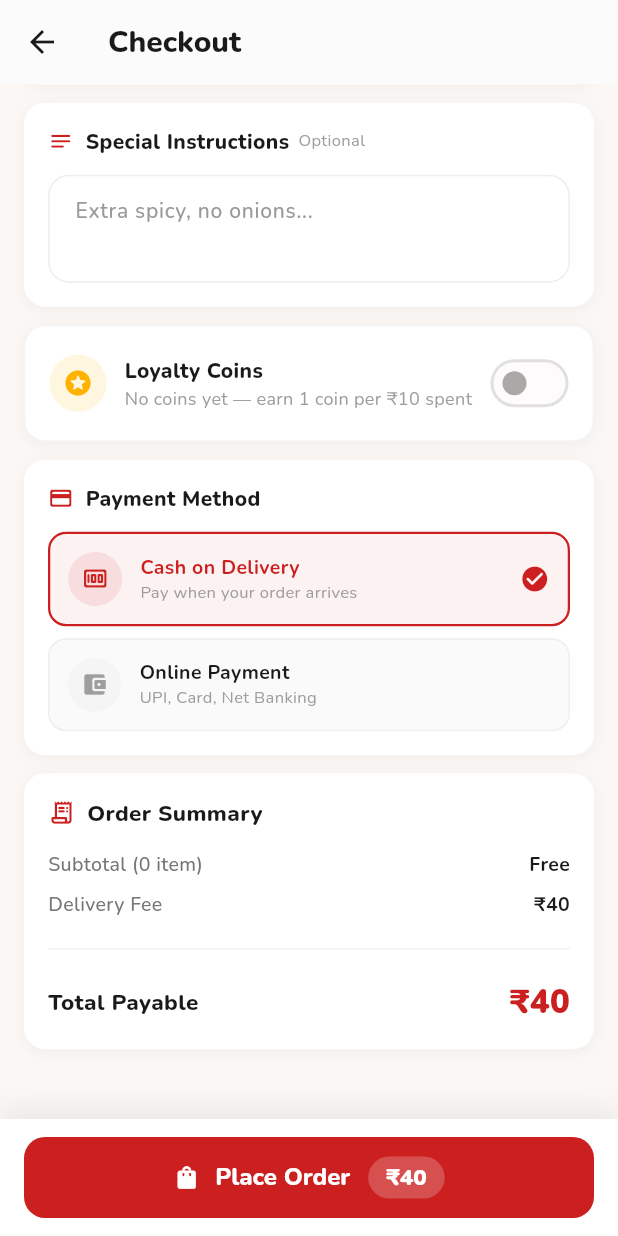
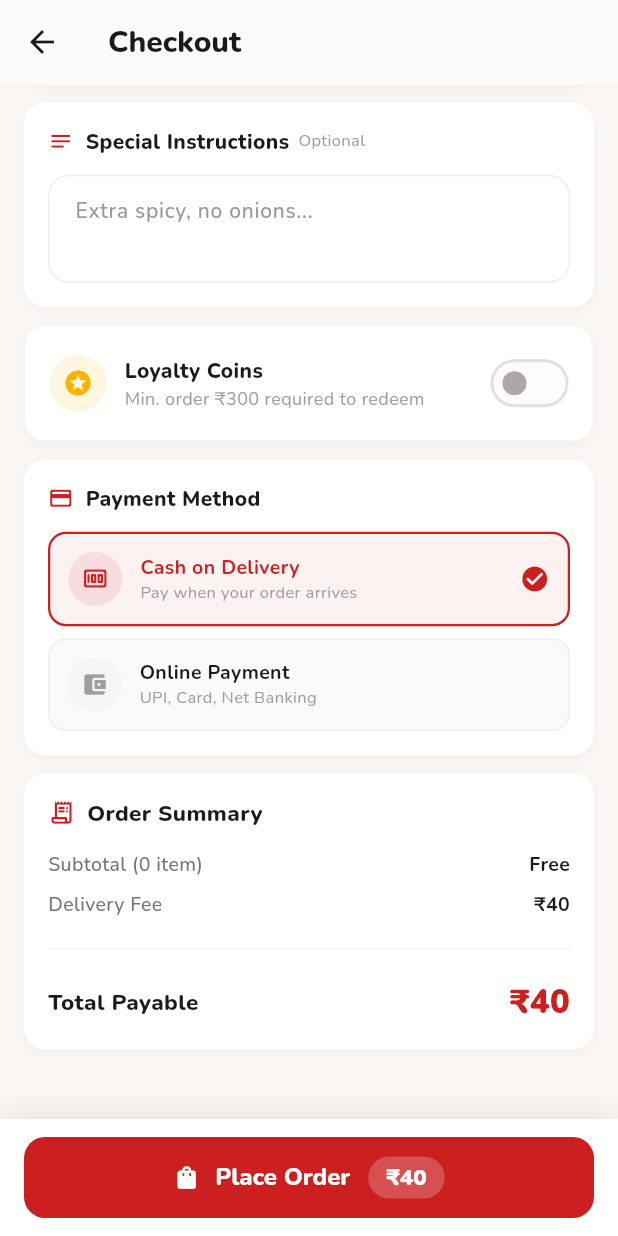
Before and after one commit to Souvik-Ghosh-js/PizzaHapFlutter, a Flutter app: the CheckoutScreen screen opened by its route, scrolled down 513 dp, on a phone screen of 412 x 824 dp. Run offline on Flutter 3.47's test engine with Material 3 defaults, Android fonts, the phone set to English and light mode, and no system bars; our stand-ins replace cached_network_image, flutter_local_notifications, geolocator, google_fonts, pinput, shared_preferences and 3 more; accounts and stored records are empty; network calls fail.

```diff
--- a/lib/models/models.dart
+++ b/lib/models/models.dart
@@ -372,7 +372,8 @@ class Product {
   /// Get effective extra_price for a crust at a given size.
   /// Priority: size-specific > location/default (effectiveExtraPrice).
   double getCrustPrice(CrustType crust, String sizeCode) {
-    final override = crustSizePricing.where((p) => p.crustId == crust.id && p.sizeCode == sizeCode);
+    final override = crustSizePricing.where((p) =>
+        p.crustId == crust.id && p.sizeCode.toLowerCase() == sizeCode.toLowerCase());
     if (override.isNotEmpty) return override.first.extraPrice;
     return crust.effectiveExtraPrice;
   }
@@ -380,7 +381,8 @@ class Product {
   /// Get effective price for a topping at a given size.
   /// Priority: size-specific > location/default (effectivePrice).
   double getToppingPrice(Topping topping, String sizeCode) {
-    final override = toppingSizePricing.where((p) => p.toppingId == topping.id && p.sizeCode == sizeCode);
+    final override = toppingSizePricing.where((p) =>
+        p.toppingId == topping.id && p.sizeCode.toLowerCase() == sizeCode.toLowerCase());
     if (override.isNotEmpty) return override.first.price;
     return topping.effectivePrice;
   }
--- a/lib/screens/cart/checkout_screen.dart
+++ b/lib/screens/cart/checkout_screen.dart
@@ -471,16 +471,20 @@ class _CoinRedemptionCard extends StatelessWidget {
 
   @override
   Widget build(BuildContext context) {
-    final canRedeem = coinBalance > 0;
+    final cart = context.watch<CartProvider>();
+    final subtotal = cart.subtotal;
+    final isMinOrder = subtotal > 300;
+    final canRedeem = coinBalance > 0 && isMinOrder;
+
     return Container(
       decoration: BoxDecoration(
         color: Colors.white,
         borderRadius: BorderRadius.circular(14),
         border: Border.all(
-          color: useCoins
+          color: (useCoins && isMinOrder)
               ? const Color(AppColors.coins).withValues(alpha: 0.6)
               : Colors.grey.shade100,
-          width: useCoins ? 1.5 : 1,
+          width: (useCoins && isMinOrder) ? 1.5 : 1,
         ),
         boxShadow: [
           BoxShadow(
@@ -514,9 +518,11 @@ class _CoinRedemptionCard extends StatelessWidget {
                         style: TextStyle(
                             fontWeight: FontWeight.w800, fontSize: 14)),
                     Text(
-                      canRedeem
-                          ? 'You have $coinBalance coins = ₹$coinBalance'
-                          : 'No coins yet — earn 1 coin per ₹10 spent',
+                      !isMinOrder
+                          ? 'Min. order ₹300 required to redeem'
+                          : (coinBalance > 0
+                              ? 'You have $coinBalance coins = ₹${(coinBalance * 0.5).toStringAsFixed(0)}'
+                              : 'No coins yet — earn 1 coin per ₹10 spent'),
                       style: TextStyle(
                         fontSize: 12,
                         fontWeight:
--- a/lib/screens/orders/coins_screen.dart
+++ b/lib/screens/orders/coins_screen.dart
@@ -91,7 +91,7 @@ class _CoinsScreenState extends State<CoinsScreen> {
                     Container(
                       padding: const EdgeInsets.symmetric(horizontal: 16, vertical: 8),
                       decoration: BoxDecoration(color: Colors.white.withValues(alpha: 0.2), borderRadius: BorderRadius.circular(20)),
-                      child: Text('Worth ₹$balance', style: const TextStyle(color: Colors.white, fontWeight: FontWeight.w700, fontSize: 14)),
+                      child: Text('Worth ₹${(balance * 0.5).toStringAsFixed(0)}', style: const TextStyle(color: Colors.white, fontWeight: FontWeight.w700, fontSize: 14)),
                     ),
                   ]),
                 ),
@@ -107,9 +107,9 @@ class _CoinsScreenState extends State<CoinsScreen> {
                   child: Column(crossAxisAlignment: CrossAxisAlignment.start, children: [
                     const Text('How Coins Work', style: TextStyle(fontWeight: FontWeight.w800, fontSize: 15)),
                     const SizedBox(height: 12),
-                    _ruleRow(Icons.delivery_dining_rounded, 'Earn', 'Get 1 coin for every ₹10 spent after delivery'),
+                    _ruleRow(Icons.delivery_dining_rounded, 'Earn', 'Get 1 coin per ₹10 spent on orders above ₹300'),
                     const SizedBox(height: 8),
-                    _ruleRow(Icons.savings_rounded, 'Redeem', '1 coin = ₹0.50 discount on your next order'),
+                    _ruleRow(Icons.savings_rounded, 'Redeem', '1 coin = ₹0.50 off on orders above ₹300'),
                     const SizedBox(height: 8),
                     _ruleRow(Icons.refresh_rounded, 'Revert', 'Coins are deducted if you get a refund'),
                     const SizedBox(height: 8),
```
